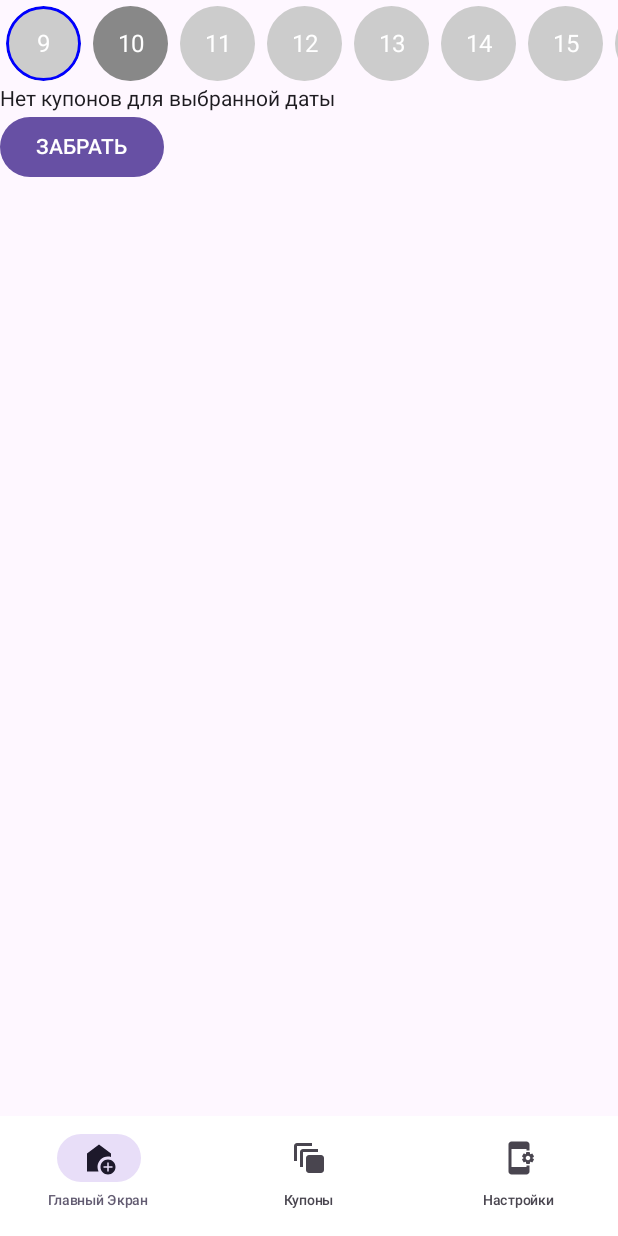
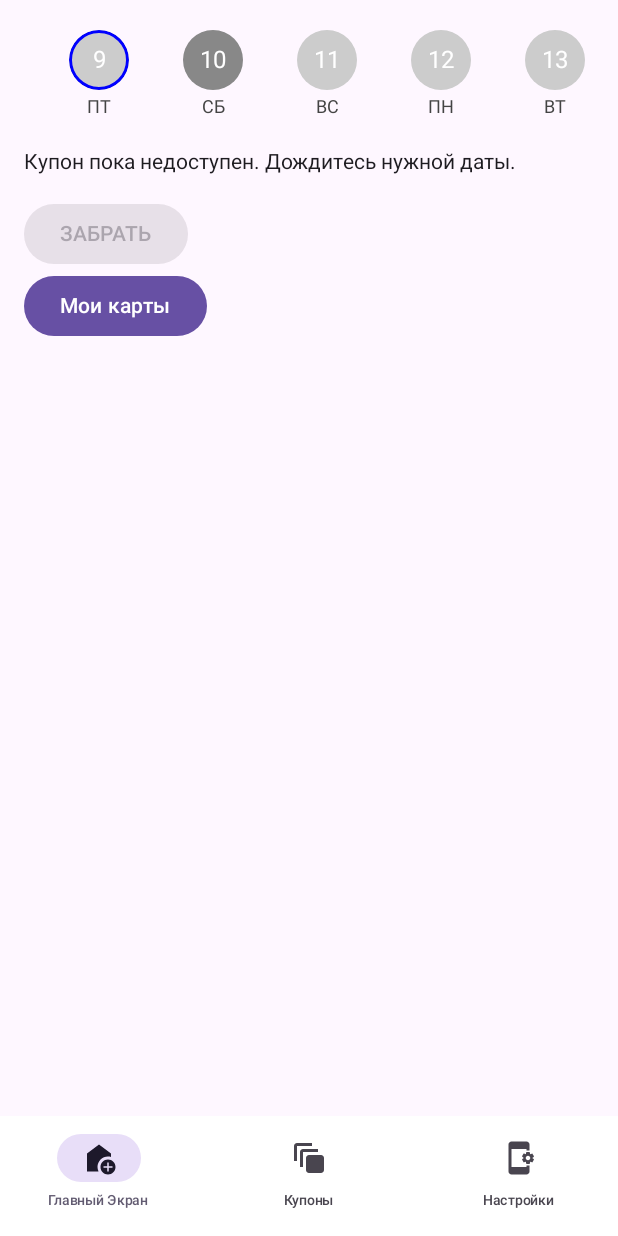
Before and after one commit to DogShoke/DailyCode, an Android app built with Jetpack Compose: the screen it shows after launch (MainActivity), after a tap on "10", on a phone screen of 412 x 824 dp. Run offline under Robolectric (Android 15) with nearby library versions, the phone set to English and light mode, and no system bars; our stand-ins replace Room's generated code; libraries missing offline, so code that uses them is left out: com.google.firebase.crashlytics; 2 statements that could not run were skipped.

Commit message:
commit 3

```diff
--- a/app/src/main/AndroidManifest.xml
+++ b/app/src/main/AndroidManifest.xml
@@ -13,6 +13,10 @@
         android:theme="@style/Theme.DailyCode"
         tools:targetApi="31">
         <activity
+            android:name="com.journeyapps.barcodescanner.CaptureActivity"
+            android:screenOrientation="portrait"
+            tools:replace="screenOrientation" />
+        <activity
             android:name=".MainActivity"
             android:exported="true"
             android:label="@string/app_name"
--- a/app/src/main/java/com/example/dailycode/CalendarRow.kt
+++ b/app/src/main/java/com/example/dailycode/CalendarRow.kt
@@ -24,19 +24,15 @@ import java.time.LocalDate
 @Composable
 fun CalendarRow(
     selectedDate: LocalDate,
-    onDateSelected: (LocalDate) -> Unit
+    onDateSelected: (LocalDate) -> Unit,
+    today: LocalDate
 ) {
-    val today = remember { LocalDate.now() }
-
-    // 38 дней: 7 до, 30 после
     val dates = remember {
-        List(38) { i -> Day(
-            today.minusDays(7).plusDays(i.toLong())
+        List(14) { i -> Day(today.minusDays(7).plusDays(i.toLong())
         ) }
     }
 
     val listState = rememberLazyListState()
-
     val todayIndex = dates.indexOfFirst { it.date == today }
 
     LaunchedEffect(Unit) {
@@ -45,7 +41,9 @@ fun CalendarRow(
 
     LazyRow(
         modifier = Modifier.fillMaxWidth(),
-        state = listState
+        state = listState,
+        horizontalArrangement = Arrangement.spacedBy(8.dp),
+        contentPadding = PaddingValues(horizontal = 16.dp)
     ) {
         items(dates) { day ->
             DayItem(
@@ -66,16 +64,22 @@ fun DayItem(day: Day, isToday: Boolean, isSelected: Boolean, onClick: () -> Unit
         else -> Color.LightGray
     }
     val borderColor = if (isToday) Color.Blue else Color.Transparent
-
+    val dayOfWeek = day.date.dayOfWeek.getDisplayName(java.time.format.TextStyle.SHORT, java.util.Locale("ru"))
+        .uppercase()
+    Column(
+        horizontalAlignment = Alignment.CenterHorizontally,
+        modifier = Modifier
+            .padding(4.dp)
+            .size(60.dp)
+            .clickable { onClick() }
+    ){
         Box(
             contentAlignment = Alignment.Center,
             modifier = Modifier
-            .padding(4.dp)
-            .size(50.dp)
+                .size(40.dp)
                 .clip(CircleShape)
                 .background(backgroundColor)
                 .border(2.dp, borderColor, CircleShape)
-            .clickable { onClick() }
         ) {
             Text(
                 text = day.date.dayOfMonth.toString(),
@@ -83,4 +87,11 @@ fun DayItem(day: Day, isToday: Boolean, isSelected: Boolean, onClick: () -> Unit
                 color = Color.White
             )
         }
+        Spacer(modifier = Modifier.height(4.dp))
+        Text(
+            text = dayOfWeek,
+            fontSize = 12.sp,
+            color = Color.DarkGray
+        )
     }
+}
--- /dev/null
+++ b/app/src/main/java/com/example/dailycode/CardsDao.kt
@@ -0,0 +1,19 @@
+package com.example.dailycode
+
+import androidx.room.Dao
+import androidx.room.Delete
+import androidx.room.Insert
+import androidx.room.Query
+
+
+@Dao
+interface CardsDao {
+    @Insert
+    suspend fun insertCard(card: Card)
+
+    @Query("SELECT * FROM cards")
+    fun getAllCards() : List<Card>
+
+    @Delete
+    suspend fun delete(card: Card)
+}
--- a/app/src/main/java/com/example/dailycode/MainActivity.kt
+++ b/app/src/main/java/com/example/dailycode/MainActivity.kt
@@ -24,12 +24,10 @@ import androidx.compose.ui.res.painterResource
 import androidx.compose.ui.unit.dp
 import coil.compose.rememberImagePainter
 import com.example.dailycode.bottom_navigation.MainScreen
-import com.example.dailycode.data.Coupon
-import com.google.gson.Gson
-import com.google.firebase.crashlytics.buildtools.reloc.com.google.common.reflect.TypeToken
-import java.time.LocalDate
+
 
 class MainActivity : ComponentActivity() {
+
     @RequiresApi(Build.VERSION_CODES.O)
     override fun onCreate(savedInstanceState: Bundle?) {
         super.onCreate(savedInstanceState)
--- a/app/src/main/java/com/example/dailycode/bottom_navigation/NavGraph.kt
+++ b/app/src/main/java/com/example/dailycode/bottom_navigation/NavGraph.kt
@@ -7,8 +7,10 @@ import androidx.navigation.NavGraph
 import androidx.navigation.NavHostController
 import androidx.navigation.compose.NavHost
 import androidx.navigation.compose.composable
+import com.example.dailycode.screens.CardsScreen
 import com.example.dailycode.screens.HomeScreen
 import com.example.dailycode.screens.MyCouponsScreen
+import com.example.dailycode.screens.ScanCardScreen
 import com.example.dailycode.screens.SettingsScreen
 import com.example.dailycode.ui.screens.CouponScreen
 
@@ -19,7 +21,7 @@ fun NavGraph(
 ){
     NavHost(navController = navHostController, startDestination = "home"){
         composable("home"){
-            HomeScreen()
+            HomeScreen(navHostController)
         }
         composable("coupons"){
             MyCouponsScreen()
@@ -27,5 +29,9 @@ fun NavGraph(
         composable("settings"){
             SettingsScreen()
         }
+
+        composable("cards") {
+            CardsScreen(navHostController)
+        }
     }
 }
--- a/app/src/main/java/com/example/dailycode/screens/HomeScreen.kt
+++ b/app/src/main/java/com/example/dailycode/screens/HomeScreen.kt
@@ -14,6 +14,7 @@ import androidx.compose.ui.graphics.painter.Painter
 import androidx.compose.ui.platform.LocalContext
 import androidx.compose.ui.res.painterResource
 import androidx.compose.ui.unit.dp
+import androidx.navigation.NavController
 import com.example.dailycode.CalendarRow
 import com.example.dailycode.data.AppDatabase
 import com.example.dailycode.data.Coupon
@@ -25,11 +26,15 @@ import java.time.LocalDate
 
 @RequiresApi(Build.VERSION_CODES.O)
 @Composable
-fun HomeScreen() {
+fun HomeScreen(navController: NavController) {
     val coroutineScope = rememberCoroutineScope()
+    val context = LocalContext.current
 
-    val context = LocalContext.current
     var coupon by remember { mutableStateOf<Coupon?>(null) }
+    val today = remember { LocalDate.now() }
+    var selectedDate by remember { mutableStateOf(today) }
+    var isInitialized by remember { mutableStateOf(false) }
+
     // Загрузка JSON и сохранение в базу
     LaunchedEffect(Unit) {
         val db = AppDatabase.getDatabase(context)
@@ -43,32 +48,50 @@ fun HomeScreen() {
                 couponDao.insertCoupon(item)
             }
         }
+        isInitialized = true
     }
 
-    val today = remember { LocalDate.now() }
-    var selectedDate by remember { mutableStateOf(today) }
 
     // Получение купона по дате
-    LaunchedEffect(selectedDate) {
+    LaunchedEffect(selectedDate, isInitialized) {
+        if (isInitialized) {
             val db = AppDatabase.getDatabase(context)
             val couponDao = db.couponDao()
             coupon = couponDao.getCouponByDate(selectedDate.toString())
         }
+    }
 
-    Column {
+    Column(modifier = Modifier.padding(16.dp)) {
         CalendarRow(
             selectedDate = selectedDate,
-            onDateSelected = { selectedDate = it }
+            onDateSelected = { selectedDate = it },
+            today = today
         )
 
+        Spacer(modifier = Modifier.height(16.dp))
+
+        when {
+            selectedDate.isAfter(today) -> {
+                Text("Купон пока недоступен. Дождитесь нужной даты.")
+            }
+
+            coupon != null -> {
+                CouponItem(coupon!!)
+            }
+
+            else -> {
+                Text("Нет купонов для выбранной даты")
+            }
+        }
+
+        Spacer(modifier = Modifier.height(16.dp))
+
+        val isButtonEnabled = selectedDate == today && coupon != null && !coupon!!.isClaimed
+
+        Button(
+            onClick = {
+                if (isButtonEnabled) {
                     coupon?.let {
-            CouponItem(it)
-        } ?: Text("Нет купонов для выбранной даты")
-
-
-        Button(onClick = {
-            coupon?.let {
-                if (!it.isClaimed) {
                         it.isClaimed = true
                         it.activationCode = generateActivationCode()
                         coroutineScope.launch {
@@ -76,11 +99,15 @@ fun HomeScreen() {
                         }
                     }
                 }
-        }) {
+            },
+            enabled = isButtonEnabled
+        ) {
             Text("ЗАБРАТЬ")
         }
+        Button(onClick = { navController.navigate("cards") }) {
+            Text("Мои карты")
         }
-
+    }
 
 }
 
--- a/gradle/libs.versions.toml
+++ b/gradle/libs.versions.toml
@@ -10,6 +10,7 @@ activityCompose = "1.10.1"
 composeBom = "2024.04.01"
 firebaseCrashlyticsBuildtools = "3.0.3"
 navigationRuntimeAndroid = "2.9.0"
+foundationLayoutAndroid = "1.7.2"
 
 [libraries]
 androidx-core-ktx = { group = "androidx.core", name = "core-ktx", version.ref = "coreKtx" }
@@ -28,6 +29,7 @@ androidx-ui-test-junit4 = { group = "androidx.compose.ui", name = "ui-test-junit
 androidx-material3 = { group = "androidx.compose.material3", name = "material3" }
 firebase-crashlytics-buildtools = { group = "com.google.firebase", name = "firebase-crashlytics-buildtools", version.ref = "firebaseCrashlyticsBuildtools" }
 androidx-navigation-runtime-android = { group = "androidx.navigation", name = "navigation-runtime-android", version.ref = "navigationRuntimeAndroid" }
+androidx-foundation-layout-android = { group = "androidx.compose.foundation", name = "foundation-layout-android", version.ref = "foundationLayoutAndroid" }
 
 [plugins]
 android-application = { id = "com.android.application", version.ref = "agp" }
```
Also changed, not shown: app/build.gradle.kts (+12 -4 lines), app/src/main/assets/coupons.json (+197 -1 lines), app/src/main/java/com/example/dailycode/AppDatabase.kt (+4 -63 lines), app/src/main/java/com/example/dailycode/Card.kt (added, +12 -0 lines), app/src/main/java/com/example/dailycode/CardsDb.kt (added, +14 -0 lines), app/src/main/java/com/example/dailycode/CouponDao.kt (+0 -26 lines), app/src/main/java/com/example/dailycode/screens/CardsScreen.kt (added, +79 -0 lines), app/src/main/java/com/example/dailycode/screens/ScanCardScreen.kt (added, +74 -0 lines), app/src/main/res/drawable/test.png (added). Lines whose indentation alone changed are shown as unchanged.
